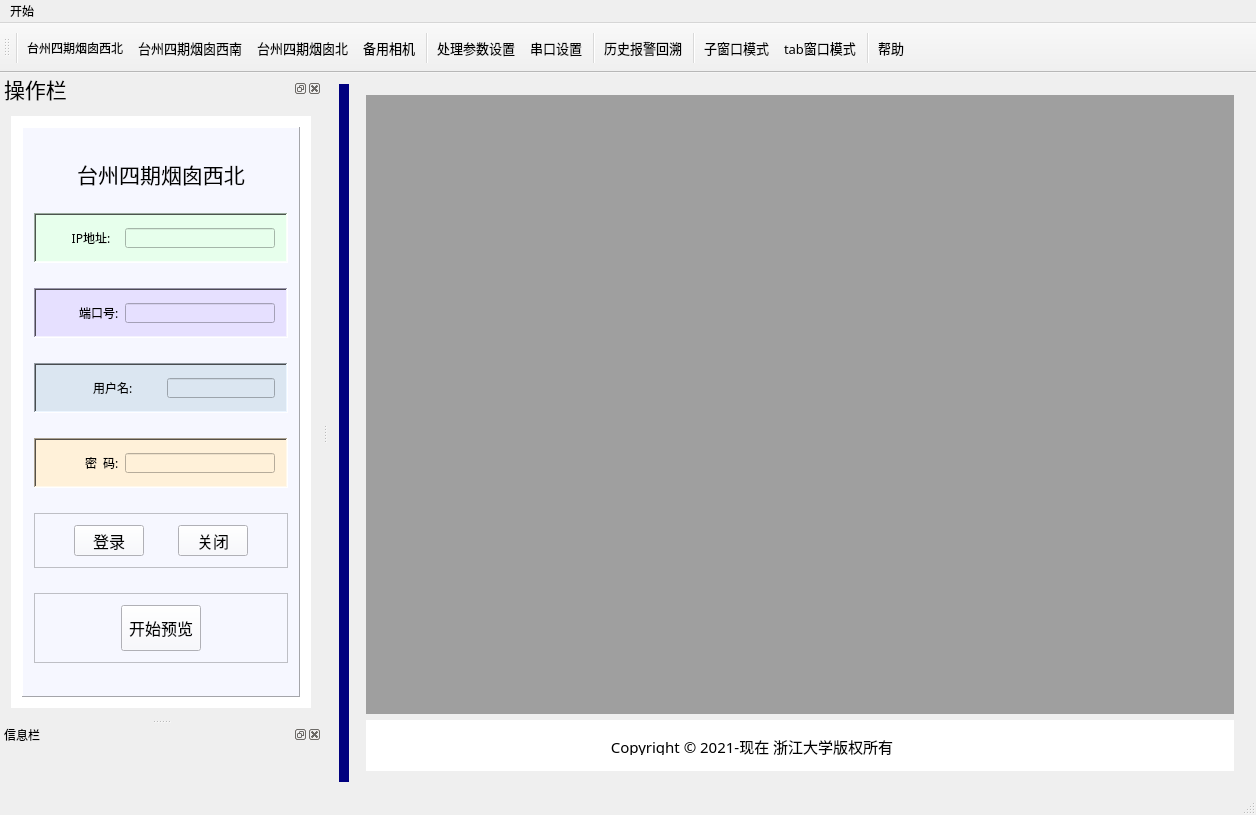
First picture: the form in Red_Smoke/Red_Smoke.ui, repository adum-create/Red_Smoke1.1, before the edit.
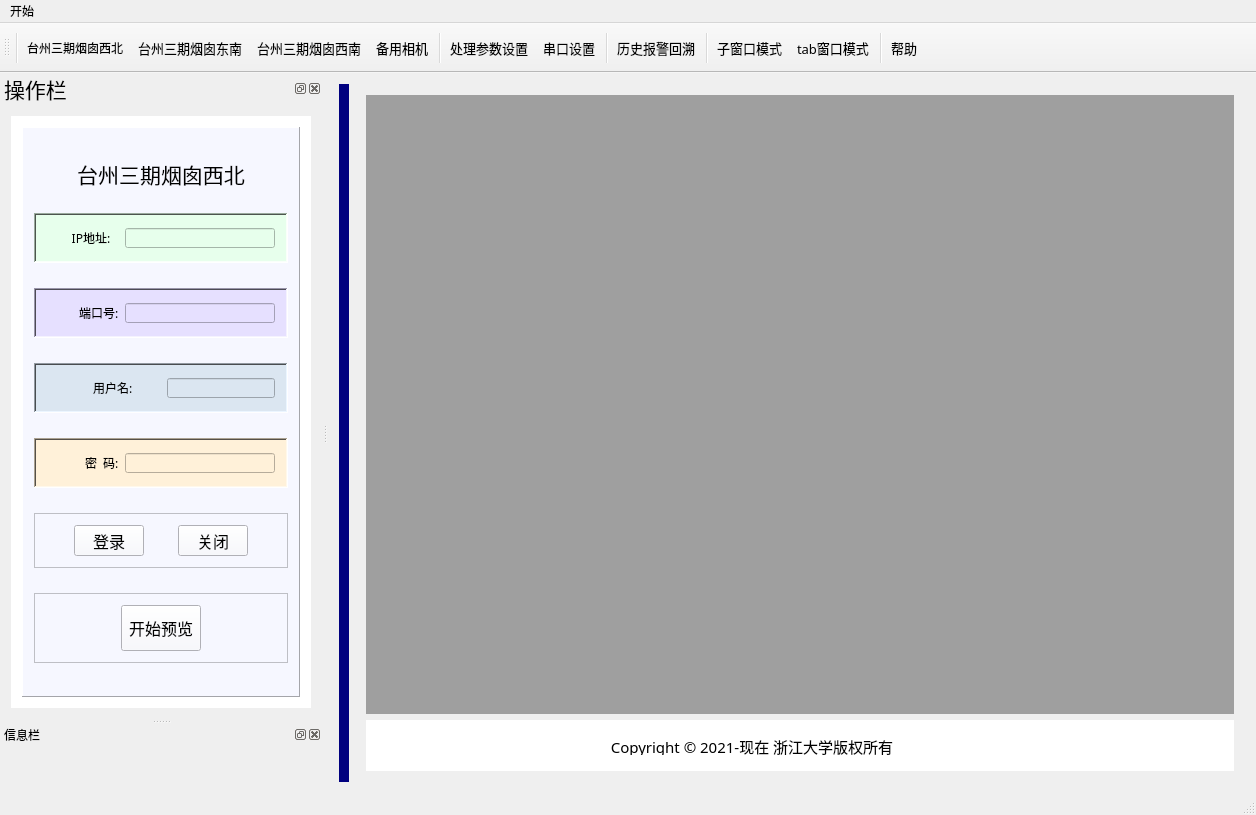
Second picture: the form after the edit. Icons and pictures are not drawn.

Commit message: 修复添加报警图片保存部分

What changed in the file:
```diff
--- a/Red_Smoke/Red_Smoke.ui
+++ b/Red_Smoke/Red_Smoke.ui
@@ -252,7 +252,7 @@
                </font>
               </property>
               <property name="text">
-               <string>&lt;html&gt;&lt;head/&gt;&lt;body&gt;&lt;p align=&quot;center&quot;&gt;台州四期烟囱西北&lt;/p&gt;&lt;/body&gt;&lt;/html&gt;</string>
+               <string>&lt;html&gt;&lt;head/&gt;&lt;body&gt;&lt;p align=&quot;center&quot;&gt;台州三期烟囱西北&lt;/p&gt;&lt;/body&gt;&lt;/html&gt;</string>
               </property>
              </widget>
             </item>
@@ -3020,7 +3020,7 @@
      <normaloff>:/img/img/camera_1.png</normaloff>:/img/img/camera_1.png</iconset>
    </property>
    <property name="text">
-    <string>台州四期烟囱西北</string>
+    <string>台州三期烟囱西北</string>
    </property>
    <property name="toolTip">
     <string>&lt;html&gt;&lt;head/&gt;&lt;body&gt;&lt;p&gt;&lt;span style=&quot; font-size:10pt;&quot;&gt;1号相机&lt;/span&gt;&lt;/p&gt;&lt;/body&gt;&lt;/html&gt;</string>
@@ -3057,7 +3057,7 @@
      <normaloff>:/img/img/camera_2.png</normaloff>:/img/img/camera_2.png</iconset>
    </property>
    <property name="text">
-    <string>台州四期烟囱西南</string>
+    <string>台州三期烟囱东南</string>
    </property>
   </action>
   <action name="action_of_set_parameters">
@@ -3093,7 +3093,7 @@
      <normaloff>:/img/img/camera_3.png</normaloff>:/img/img/camera_3.png</iconset>
    </property>
    <property name="text">
-    <string>台州四期烟囱北</string>
+    <string>台州三期烟囱西南</string>
    </property>
   </action>
   <action name="action_manage_of_camera4">
```
Left out of the diff: 4 changed lines with no effect on the pictures. The commit also changes 1 other file.
